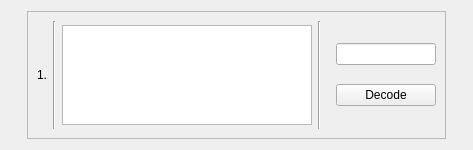
Old version of the form list_item.ui in the repository wanggor/afis.
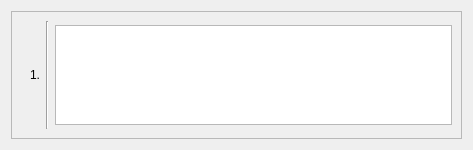
New version of the form.

Commit message: remove decode

Diff of the .ui file:
```diff
--- a/list_item.ui
+++ b/list_item.ui
@@ -23,7 +23,7 @@
    <item>
     <widget class="QFrame" name="frame_2">
      <property name="sizePolicy">
-      <sizepolicy hsizetype="Maximum" vsizetype="Preferred">
+      <sizepolicy hsizetype="MinimumExpanding" vsizetype="Preferred">
        <horstretch>0</horstretch>
        <verstretch>0</verstretch>
       </sizepolicy>
@@ -41,12 +41,6 @@
       <enum>QFrame::StyledPanel</enum>
      </property>
      <layout class="QHBoxLayout" name="horizontalLayout">
-      <property name="leftMargin">
-       <number>0</number>
-      </property>
-      <property name="rightMargin">
-       <number>0</number>
-      </property>
       <item>
        <widget class="Line" name="line_3">
         <property name="lineWidth">
@@ -59,6 +53,12 @@
       </item>
       <item>
        <widget class="QLabel" name="number_index">
+        <property name="sizePolicy">
+         <sizepolicy hsizetype="Maximum" vsizetype="Preferred">
+          <horstretch>0</horstretch>
+          <verstretch>0</verstretch>
+         </sizepolicy>
+        </property>
         <property name="minimumSize">
          <size>
           <width>0</width>
@@ -86,7 +86,7 @@
       <item>
        <widget class="QPlainTextEdit" name="plainTextEdit">
         <property name="sizePolicy">
-         <sizepolicy hsizetype="Maximum" vsizetype="Maximum">
+         <sizepolicy hsizetype="MinimumExpanding" vsizetype="Maximum">
           <horstretch>2</horstretch>
           <verstretch>0</verstretch>
          </sizepolicy>
@@ -99,7 +99,7 @@
         </property>
         <property name="maximumSize">
          <size>
-          <width>250</width>
+          <width>1000</width>
           <height>100</height>
          </size>
         </property>
@@ -111,51 +111,6 @@
         </property>
        </widget>
       </item>
-      <item>
-       <widget class="Line" name="line_2">
-        <property name="orientation">
-         <enum>Qt::Vertical</enum>
-        </property>
-       </widget>
-      </item>
-      <item>
-       <widget class="QWidget" name="widget" native="true">
-        <property name="sizePolicy">
-         <sizepolicy hsizetype="Maximum" vsizetype="Preferred">
-          <horstretch>1</horstretch>
-          <verstretch>0</verstretch>
-         </sizepolicy>
-        </property>
-        <layout class="QVBoxLayout" name="verticalLayout">
-         <item>
-          <widget class="QLineEdit" name="lineEdit_code">
-           <property name="maximumSize">
-            <size>
-             <width>100</width>
-             <height>16777215</height>
-            </size>
-           </property>
-           <property name="text">
-            <string/>
-           </property>
-          </widget>
-         </item>
-         <item>
-          <widget class="QPushButton" name="pushButton_decode">
-           <property name="maximumSize">
-            <size>
-             <width>100</width>
-             <height>16777215</height>
-            </size>
-           </property>
-           <property name="text">
-            <string>Decode</string>
-           </property>
-          </widget>
-         </item>
-        </layout>
-       </widget>
-      </item>
      </layout>
     </widget>
    </item>
```
The commit also changes 1 other file.
